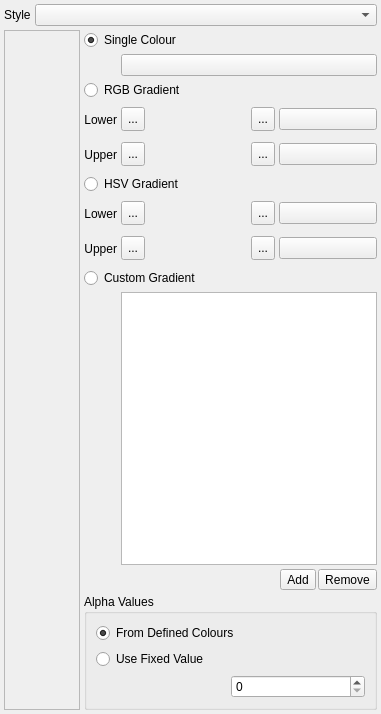
Old version of the form src/gui/style.ui in the repository trisyoungs/uchroma.
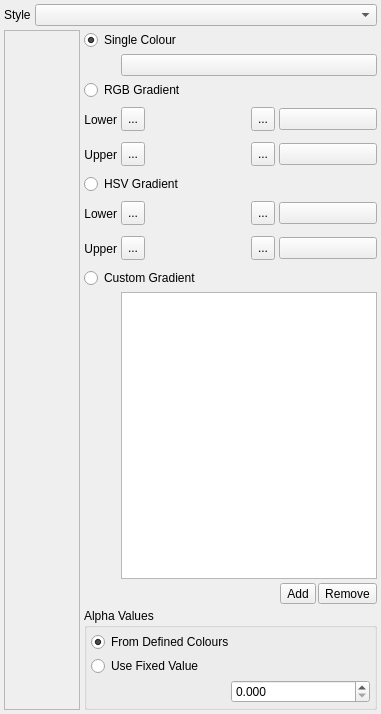
New version of the form. Icons and pictures are not drawn. Custom widgets are drawn as their Qt base class.

Commit message: Fixed - TExponentialSpin was not emitting valueChanged() after setValue() was called. Fixed - Radio buttons for colour choice in Style window were no acting as a group. Added start of Axes toolbar. Fixed - Style window was still using integer alpha value.

Patch:
```diff
--- a/src/gui/style.ui
+++ b/src/gui/style.ui
@@ -666,6 +666,12 @@
           <string>Alpha Values</string>
          </property>
          <layout class="QVBoxLayout" name="verticalLayout_4">
+          <property name="spacing">
+           <number>4</number>
+          </property>
+          <property name="margin">
+           <number>4</number>
+          </property>
           <item>
            <widget class="QRadioButton" name="ColourAlphaOwnAlphaRadio">
             <property name="text">
@@ -705,15 +711,18 @@
              </spacer>
             </item>
             <item>
-             <widget class="QSpinBox" name="ColourAlphaFixedAlphaSpin">
+             <widget class="QDoubleSpinBox" name="ColourAlphaFixedAlphaSpin">
               <property name="sizePolicy">
                <sizepolicy hsizetype="Expanding" vsizetype="Fixed">
                 <horstretch>0</horstretch>
                 <verstretch>0</verstretch>
                </sizepolicy>
               </property>
+              <property name="decimals">
+               <number>3</number>
+              </property>
               <property name="maximum">
-               <number>255</number>
+               <double>1.000000000000000</double>
               </property>
               <property name="singleStep">
                <number>5</number>
```
Left out of the diff: 2 changed lines with no effect on the pictures. The commit also changes 31 other files.
